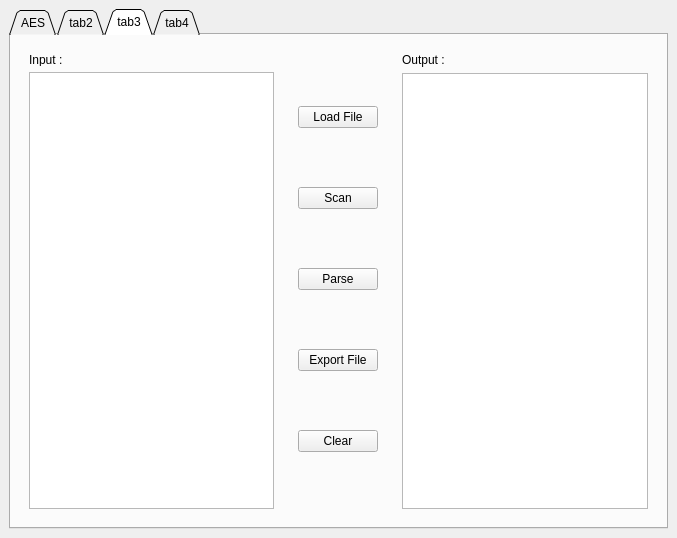
Old version of the form src/GUI.ui in the repository MostafaMonged/Computer_Security_Project.
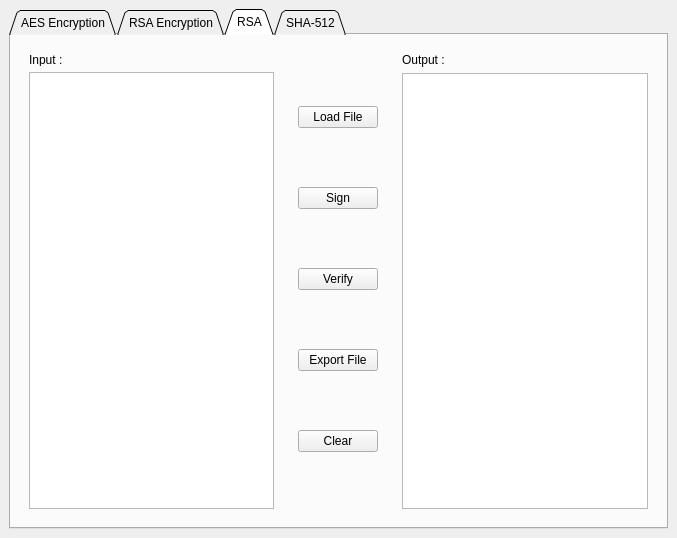
New version of the form.

Commit message:
nearly Done with Gui
Needs only Combo boxes
Verify and sign bits need more loads and buttons
Sha needs more buttons

```diff
--- a/src/GUI.ui
+++ b/src/GUI.ui
@@ -43,7 +43,7 @@
                         </property>
                         <widget class="QWidget" name="tab1">
                             <attribute name="title">
-                                <string>AES</string>
+                                <string>AES Encryption</string>
                             </attribute>
                             <layout class="QHBoxLayout" name="horizontalLayout_2">
                                 <item>
@@ -152,7 +152,7 @@
                         </widget>
                         <widget class="QWidget" name="tab2">
                             <attribute name="title">
-                                <string>tab2</string>
+                                <string>RSA Encryption</string>
                             </attribute>
                             <layout class="QHBoxLayout" name="horizontalLayout_2">
                                 <item>
@@ -261,7 +261,7 @@
                         </widget>
                         <widget class="QWidget" name="tab3">
                             <attribute name="title">
-                                <string>tab3</string>
+                                <string>RSA</string>
                             </attribute>
                             <layout class="QHBoxLayout" name="horizontalLayout_2">
                                 <item>
@@ -313,35 +313,35 @@
                                     <widget class="QWidget" name="Buttons_Widget" native="true">
                                         <layout class="QVBoxLayout" name="verticalLayout">
                                             <item>
-                                                <widget class="QPushButton" name="Load_File">
+                                                <widget class="QPushButton" name="Load_File_Certificate">
                                                     <property name="text">
                                                         <string>Load File</string>
                                                     </property>
                                                 </widget>
                                             </item>
                                             <item>
-                                                <widget class="QPushButton" name="Scan">
+                                                <widget class="QPushButton" name="SignRSA">
                                                     <property name="text">
-                                                        <string>Scan</string>
+                                                        <string>Sign</string>
                                                     </property>
                                                 </widget>
                                             </item>
                                             <item>
-                                                <widget class="QPushButton" name="Parse">
+                                                <widget class="QPushButton" name="VerifyRSA">
                                                     <property name="text">
-                                                        <string>Parse</string>
+                                                        <string>Verify</string>
                                                     </property>
                                                 </widget>
                                             </item>
                                             <item>
-                                                <widget class="QPushButton" name="Export_File">
+                                                <widget class="QPushButton" name="Export_File_Certificate">
                                                     <property name="text">
                                                         <string>Export File</string>
                                                     </property>
                                                 </widget>
                                             </item>
                                             <item>
-                                                <widget class="QPushButton" name="Clear">
+                                                <widget class="QPushButton" name="Clear_Certificate">
                                                     <property name="text">
                                                         <string>Clear</string>
                                                     </property>
@@ -370,7 +370,7 @@
                         </widget>
                         <widget class="QWidget" name="tab4">
                             <attribute name="title">
-                                <string>tab4</string>
+                                <string>SHA-512</string>
                             </attribute>
                             <layout class="QHBoxLayout" name="horizontalLayout_2">
                                 <item>
```
Left out of the diff: 38 changed lines with no effect on the pictures. The commit also changes 1 other file.
